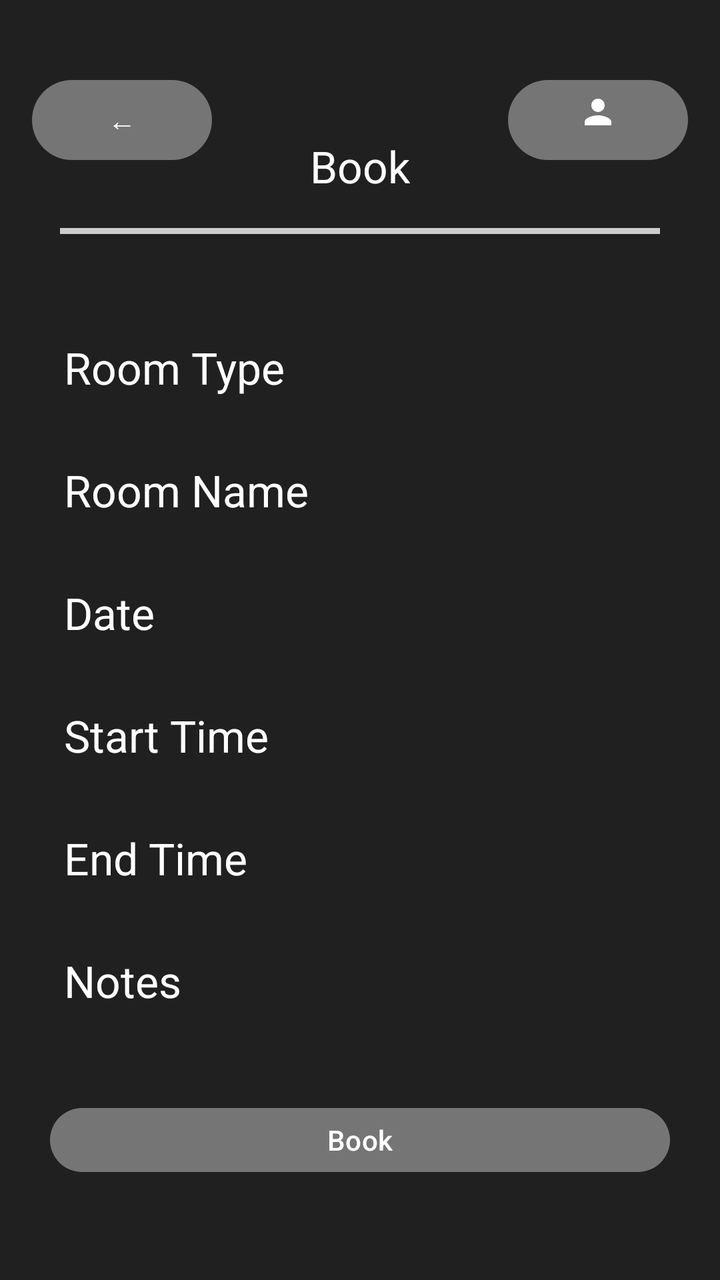
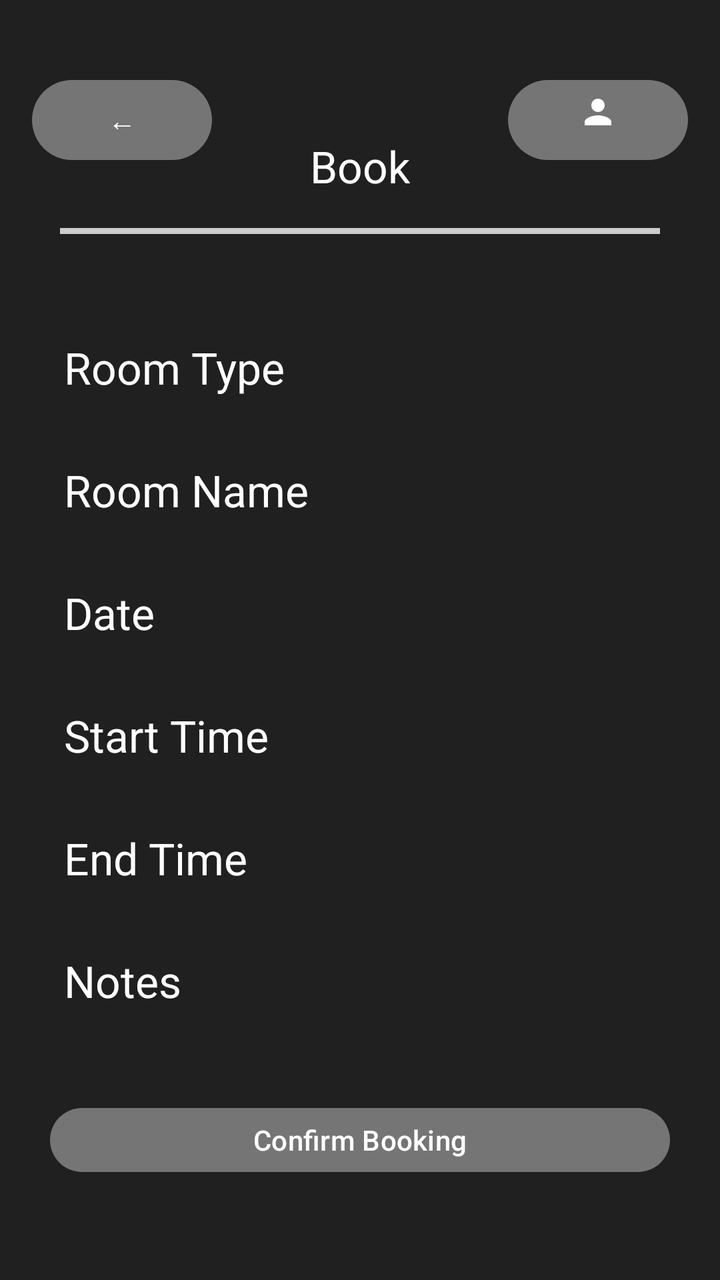

Two renders of the same Android screen: before a commit and after it. Below are the layout's source before the change and the commit's diff.
<!-- AndroidManifest.xml: application theme Theme.RoomBookingApplication -->
<!-- res/layout/emp_04_book.xml -->
<?xml version="1.0" encoding="utf-8"?>
<androidx.constraintlayout.widget.ConstraintLayout xmlns:android="http://schemas.android.com/apk/res/android"
    xmlns:app="http://schemas.android.com/apk/res-auto"
    xmlns:tools="http://schemas.android.com/tools"
    android:id="@+id/main"
    android:layout_width="match_parent"
    android:layout_height="match_parent"
    android:background="#202020"
    tools:context=".MainActivity">

    <com.google.android.material.button.MaterialButton
        android:id="@+id/btnBack"
        android:layout_width="90dp"
        android:layout_height="48dp"
        android:layout_marginStart="16dp"
        android:layout_marginTop="36dp"
        android:text="←"
        android:textAllCaps="false"
        app:backgroundTint="#757575"
        app:cornerRadius="20dp"
        app:layout_constraintStart_toStartOf="parent"
        app:layout_constraintTop_toTopOf="parent" />

    <com.google.android.material.button.MaterialButton
        android:id="@+id/btnAccount"
        android:layout_width="90dp"
        android:layout_height="48dp"
        android:layout_marginEnd="16dp"
        android:layout_marginTop="36dp"
        android:contextClickable="false"
        android:textAllCaps="false"
        app:backgroundTint="#757575"
        app:cornerRadius="20dp"
        app:layout_constraintEnd_toEndOf="parent"
        app:layout_constraintTop_toTopOf="parent"

        app:icon="@drawable/baseline_person_24"
        app:iconGravity="textTop"
        app:iconSize="20dp" />


    <TextView
        android:id="@+id/textView"
        android:layout_width="0dp"
        android:layout_height="wrap_content"
        android:layout_marginTop="52dp"
        android:text="Room Type"
        android:textAppearance="@style/TextAppearance.AppCompat.Large"
        android:textColor="#FFFFFf"
        app:layout_constraintEnd_toEndOf="parent"
        android:layout_marginStart="32dp"
        app:layout_constraintStart_toStartOf="parent"
        app:layout_constraintTop_toBottomOf="@id/titleDivider" />

    <TextView
        android:id="@+id/textView2"
        android:layout_width="0dp"
        android:layout_height="wrap_content"
        android:layout_marginTop="32dp"
        android:text="Room Name"
        android:textAppearance="@style/TextAppearance.AppCompat.Large"
        android:textColor="#FFFFFf"
        app:layout_constraintEnd_toEndOf="parent"
        android:layout_marginStart="32dp"
        app:layout_constraintStart_toStartOf="parent"
        app:layout_constraintTop_toBottomOf="@id/textView" />

    <TextView
        android:id="@+id/textView3"
        android:layout_width="0dp"
        android:layout_height="wrap_content"
        android:layout_marginTop="32dp"
        android:text="Date"
        android:textAppearance="@style/TextAppearance.AppCompat.Large"
        android:textColor="#FFFFFf"
        app:layout_constraintEnd_toEndOf="parent"
        android:layout_marginStart="32dp"
        app:layout_constraintStart_toStartOf="parent"
        app:layout_constraintTop_toBottomOf="@id/textView2" />

    <TextView
        android:id="@+id/textView4"
        android:layout_width="0dp"
        android:layout_height="wrap_content"
        android:layout_marginTop="32dp"
        android:text="Start Time"
        android:textAppearance="@style/TextAppearance.AppCompat.Large"
        android:textColor="#FFFFFf"
        app:layout_constraintEnd_toEndOf="parent"
        android:layout_marginStart="32dp"
        app:layout_constraintStart_toStartOf="parent"
        app:layout_constraintTop_toBottomOf="@id/textView3" />

    <TextView
        android:id="@+id/textView5"
        android:layout_width="0dp"
        android:layout_height="wrap_content"
        android:layout_marginTop="32dp"
        android:layout_marginStart="32dp"
        android:text="End Time"
        android:textAppearance="@style/TextAppearance.AppCompat.Large"
        android:textColor="#FFFFFf"
        app:layout_constraintEnd_toEndOf="parent"
        app:layout_constraintStart_toStartOf="parent"
        app:layout_constraintTop_toBottomOf="@id/textView4" />

    <TextView
        android:id="@+id/textView6"
        android:layout_width="0dp"
        android:layout_height="wrap_content"
        android:layout_marginTop="32dp"
        android:layout_marginStart="32dp"
        android:text="Notes"
        android:textAppearance="@style/TextAppearance.AppCompat.Large"
        android:textColor="#FFFFFf"
        app:layout_constraintEnd_toEndOf="parent"
        app:layout_constraintStart_toStartOf="parent"
        app:layout_constraintTop_toBottomOf="@id/textView5" />

    <TextView
        android:id="@+id/textView7"
        android:layout_width="wrap_content"
        android:layout_height="wrap_content"
        android:layout_marginTop="52dp"
        android:text="Book"
        android:textAppearance="@style/TextAppearance.AppCompat.Large"
        android:textColor="#FFFFFf"
        app:layout_constraintStart_toStartOf="parent"
        app:layout_constraintEnd_toEndOf="parent"
        app:layout_constraintTop_toTopOf="parent"
        app:layout_constraintBottom_toTopOf="@id/titleDivider" />

    <com.google.android.material.divider.MaterialDivider
        android:id="@+id/titleDivider"
        android:layout_width="300dp"
        android:layout_height="3dp"
        android:layout_marginTop="30dp"
        app:dividerColor="#CCCCCC"
        app:layout_constraintEnd_toEndOf="parent"
        app:layout_constraintStart_toStartOf="parent"
        app:layout_constraintTop_toBottomOf="@id/btnBack" />

    <com.google.android.material.button.MaterialButton
        android:id="@+id/btnBook"
        android:layout_width="310dp"
        android:layout_height="40dp"
        android:layout_weight="1"
        android:contextClickable="false"
        android:text="Book"
        android:textAllCaps="false"
        app:backgroundTint="#757575"
        app:cornerRadius="20dp"
        app:layout_constraintBottom_toBottomOf="parent"
        app:layout_constraintEnd_toEndOf="parent"
        app:layout_constraintStart_toStartOf="parent"
        android:layout_marginBottom="50dp" />


</androidx.constraintlayout.widget.ConstraintLayout>
<!-- resources referenced by this layout -->
<resources>
  <!-- drawable baseline_person_24 (drawable) -->
  <vector xmlns:android="http://schemas.android.com/apk/res/android" android:height="24dp" android:tint="#000000" android:viewportHeight="24" android:viewportWidth="24" android:width="24dp">
        
      <path android:fillColor="@android:color/white" android:pathData="M12,12c2.21,0 4,-1.79 4,-4s-1.79,-4 -4,-4 -4,1.79 -4,4 1.79,4 4,4zM12,14c-2.67,0 -8,1.34 -8,4v2h16v-2c0,-2.66 -5.33,-4 -8,-4z"/>
      
  </vector>
  <style name="Theme.RoomBookingApplication" parent="Base.Theme.RoomBookingApplication" />
  <style name="Base.Theme.RoomBookingApplication" parent="Theme.Material3.DayNight.NoActionBar">
          
          
      </style>
</resources>

<!-- the commit's change to res/layout/emp_04_book.xml (unified diff, before → after) -->
@@ -146,7 +146,7 @@
         android:layout_height="40dp"
         android:layout_weight="1"
         android:contextClickable="false"
-        android:text="Book"
+        android:text="Confirm Booking"
         android:textAllCaps="false"
         app:backgroundTint="#757575"
         app:cornerRadius="20dp"
